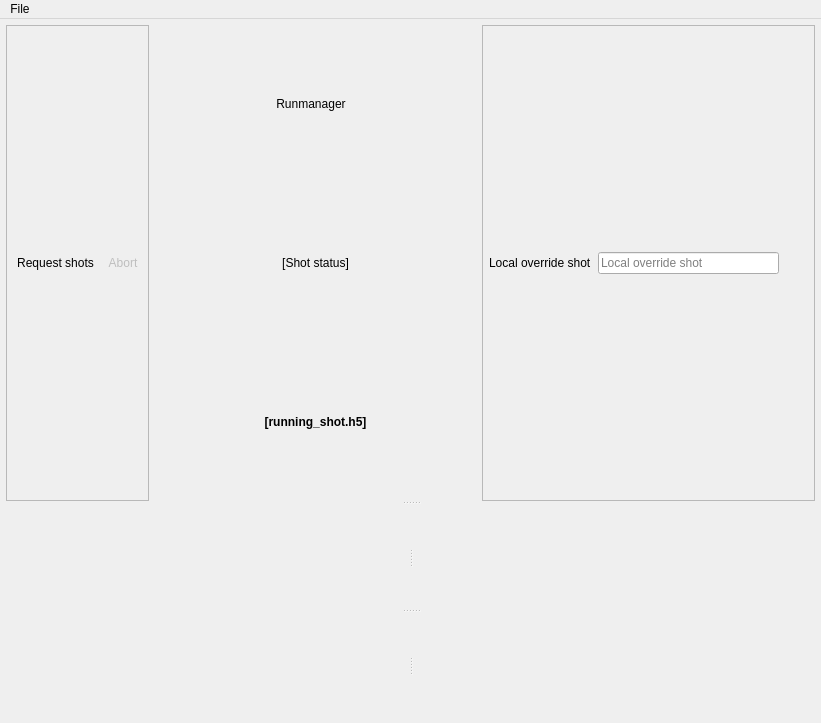
Old version of the form blacs/main.ui in the repository ispielma/blacs.
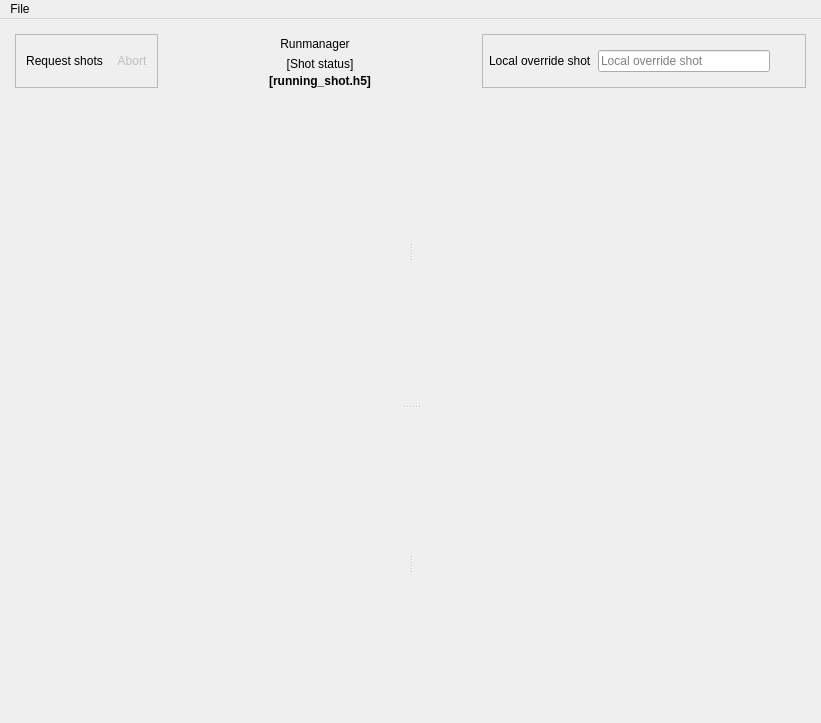
New version of the form. Icons and pictures are not drawn.

Commit message: Stop the shot controls being one half of a splitter

```diff
--- a/blacs/main.ui
+++ b/blacs/main.ui
@@ -135,16 +135,6 @@
      </layout>
     </item>
     <item>
-     <widget class="QSplitter" name="main_splitter">
-        <property name="sizePolicy">
-         <sizepolicy hsizetype="Expanding" vsizetype="Expanding">
-          <horstretch>0</horstretch>
-          <verstretch>0</verstretch>
-         </sizepolicy>
-        </property>
-        <property name="orientation">
-         <enum>Qt::Vertical</enum>
-        </property>
         <widget class="QWidget" name="verticalLayoutWidget_2">
          <layout class="QGridLayout" name="gridLayout" columnstretch="0,0">
             <item row="0" column="1">
@@ -376,6 +366,8 @@
             </item>
            </layout>
         </widget>
+    </item>
+    <item>
         <widget class="QSplitter" name="tab_horizontal_splitter">
          <property name="sizePolicy">
           <sizepolicy hsizetype="Expanding" vsizetype="Expanding">
@@ -482,7 +474,6 @@
              <layout class="QVBoxLayout" name="tab_container_3"/>
             </item>
            </layout>
-          </widget>
          </widget>
         </widget>
      </widget>
```
Lines whose indentation alone changed are shown as unchanged. The commit also changes 2 other files.
